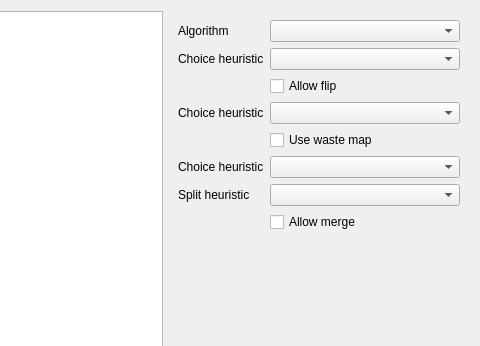
First picture: the form in gui/Sol2dTexturePackerGui/Packer/SpritePackerWidget.ui, repository brainstream/Sol2D-Texture-Packer, before the edit; both pictures show x 783 to 1263 and y 0 to 346 of the 1263 by 844 pixel window.
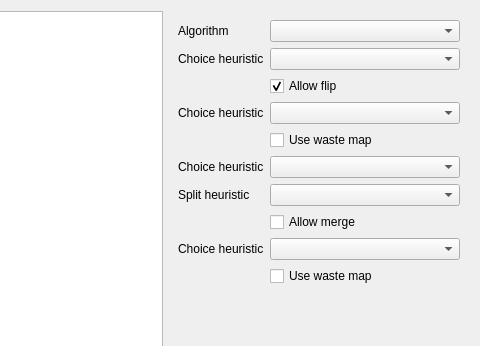
Second picture: the form after the edit. Custom widgets are drawn as their Qt base class.

What changed in the file:
```diff
--- a/gui/Sol2dTexturePackerGui/Packer/SpritePackerWidget.ui
+++ b/gui/Sol2dTexturePackerGui/Packer/SpritePackerWidget.ui
@@ -119,6 +119,9 @@
         <property name="text">
          <string>Allow flip</string>
         </property>
+        <property name="checked">
+         <bool>true</bool>
+        </property>
        </widget>
       </item>
       <item row="3" column="0">
@@ -186,7 +189,7 @@
         </property>
        </widget>
       </item>
-      <item row="8" column="0" colspan="2">
+      <item row="10" column="0" colspan="2">
        <spacer name="m_spacer">
         <property name="orientation">
          <enum>Qt::Orientation::Vertical</enum>
@@ -199,6 +202,30 @@
         </property>
        </spacer>
       </item>
+      <item row="8" column="0">
+       <widget class="QLabel" name="m_label_shelf_choice_heuristic">
+        <property name="text">
+         <string>Choice heuristic</string>
+        </property>
+       </widget>
+      </item>
+      <item row="8" column="1">
+       <widget class="QComboBox" name="m_combo_shelf_choice_heuristic">
+        <property name="sizePolicy">
+         <sizepolicy hsizetype="Expanding" vsizetype="Fixed">
+          <horstretch>0</horstretch>
+          <verstretch>0</verstretch>
+         </sizepolicy>
+        </property>
+       </widget>
+      </item>
+      <item row="9" column="1">
+       <widget class="QCheckBox" name="m_checkbox_shelf_use_waste_map">
+        <property name="text">
+         <string>Use waste map</string>
+        </property>
+       </widget>
+      </item>
      </layout>
     </widget>
    </item>
```
